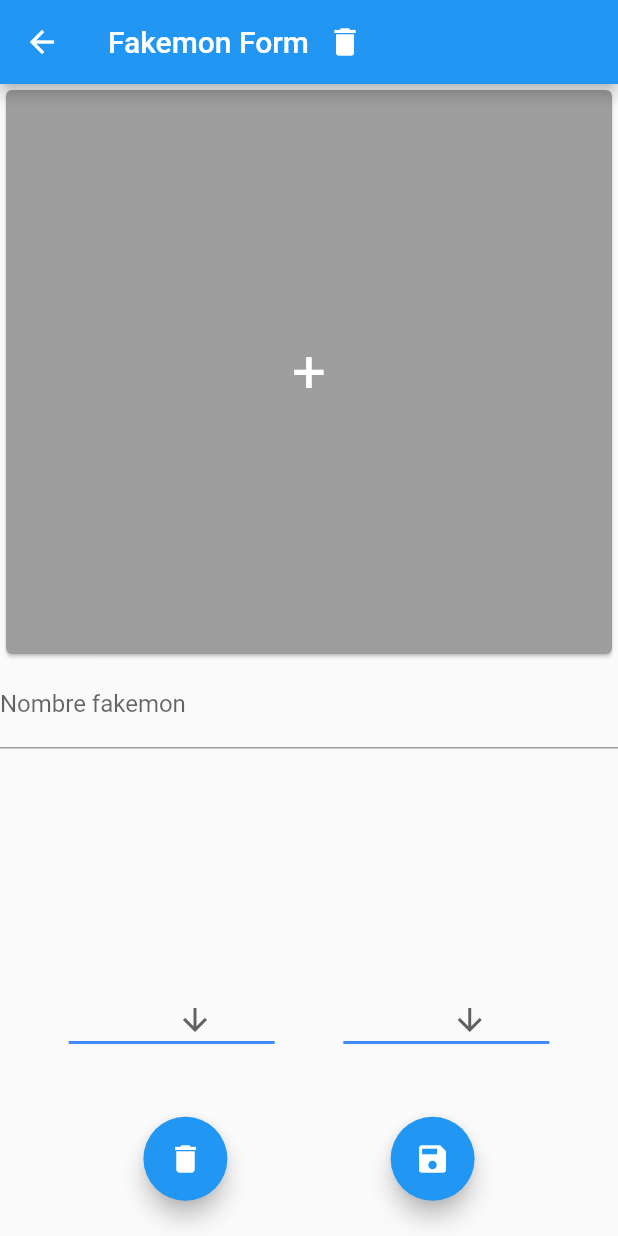
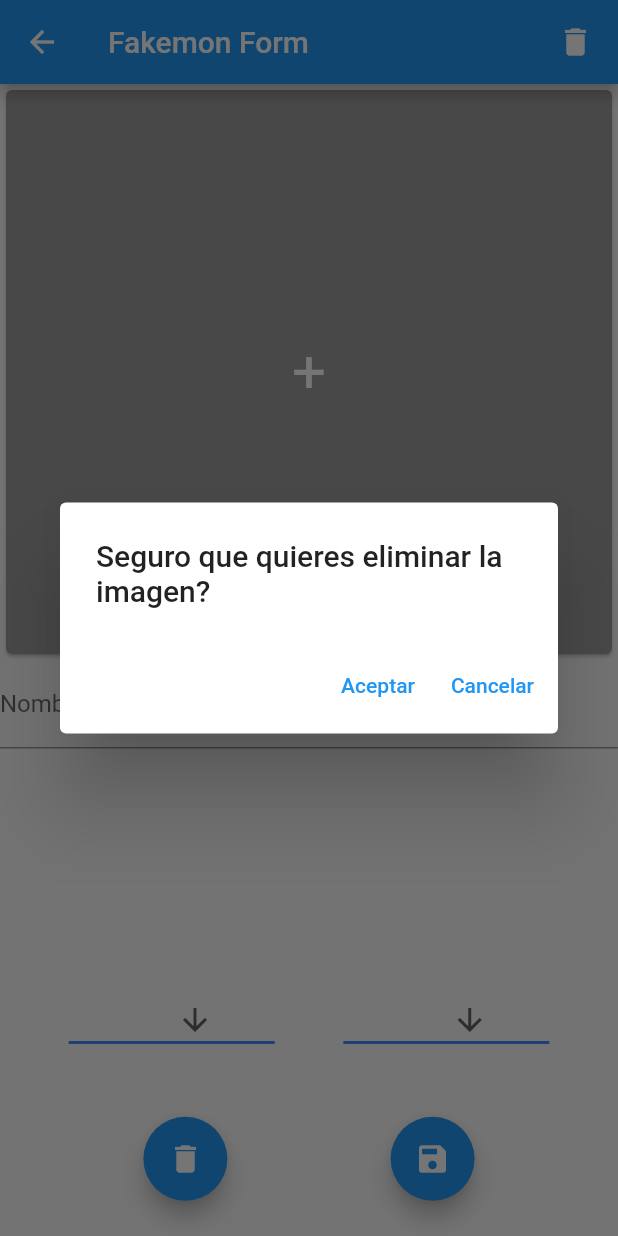
Before and after one commit to Iceyclizz/angel_raul_alec_pokedex, a Flutter app: the Fakemonform screen opened by its route, after a tap on the "delete" icon, on a phone screen of 412 x 824 dp. Run offline on Flutter 3.47's test engine with Material 2 defaults, Android fonts, the phone set to English and light mode, and no system bars; our stand-ins replace hive, hive_flutter; accounts and stored records are empty.

```diff
--- a/lib/fakemonform.dart
+++ b/lib/fakemonform.dart
@@ -38,10 +38,21 @@ class _FakemonformState extends State<Fakemonform> {
   Widget build(BuildContext context) {
     return Scaffold(
       appBar: AppBar(
-        title: Row(children: [const Text('Fakemon Form'),IconButton(
+        title: Row(children: [
+          Expanded(flex: 9,child: const Text('Fakemon Form'),)
+          ,Expanded(child:IconButton(
                 icon: const Icon(Icons.delete),
-                onPressed: () {},
-              )],)
+                onPressed: () async{
+if (await _controller.askUserDialog(
+                              context, 'Seguro que quieres eliminar la imagen?')) {
+                                setState(() {
+                                  widget.temppokemon.image =null;
+                                });
+                              }
+                },
+                alignment: Alignment.centerRight,
+              ) ,flex: 1,)
+          ],)
 
       ),
       body: Form(
@@ -199,7 +210,7 @@ class _FakemonformState extends State<Fakemonform> {
                     child: FloatingActionButton(
                         onPressed: () async {
                           if (await _controller.askUserDialog(
-                              context, 'Seguro que quieres eliminar')) {
+                              context, 'Seguro que quieres eliminar?')) {
                             if (widget.index != null) {
                               _controller.deletefromlist(
                                   widget.temppokemon.tempPokemonToPokemon(),
--- a/lib/model.dart
+++ b/lib/model.dart
@@ -2,6 +2,7 @@ import 'package:angel_raul_alec_pokedex/pokemon.dart';
 import 'package:angel_raul_alec_pokedex/team.dart';
 import 'package:angel_raul_alec_pokedex/type.dart';
 import 'package:flutter/services.dart';
+import 'package:hive_flutter/hive_flutter.dart';
 
 class Model {
   static final Model _model = Model._internal();
@@ -11,9 +12,9 @@ class Model {
   }
 
   Model._internal();
-  var equipo = <Team>[];
+  List<Team> equipo = <Team>[];
 
-  var tipos = <TypeList, Map<String, List<TypeList>>>{
+  Map<TypeList, Map<String, List<TypeList>>> tipos = <TypeList, Map<String, List<TypeList>>>{
     TypeList.acero: {
       'superefective': [TypeList.fuego, TypeList.lucha, TypeList.tierra],
       'resistant': [
@@ -166,8 +167,8 @@ class Model {
       'immunities': [TypeList.tierra]
     }
   };
-  var fakemon = <Pokemon>[];
-  var pokedex = <Pokemon>[
+  List<Pokemon> fakemon = <Pokemon>[];
+  List<Pokemon> pokedex = <Pokemon>[
     Pokemon(
         no: 1,
         name: 'Bulbasur',
@@ -775,6 +776,8 @@ class Model {
         type1: TypeList.psiquico,
         type2: TypeList.planta),
   ];
+
+
   Future<void> initapp() async {
     for (Pokemon p in pokedex) {
       try {
@@ -785,5 +788,13 @@ class Model {
         print('The image doesnt exist');
       }
     }
+    await Hive.initFlutter();
+    Hive.registerAdapter(PokemonAdapter());
+    Hive.registerAdapter(TypeListAdapter());
+    Hive.registerAdapter(TeamAdapter());
+    Box pocketbox = await Hive.openBox<List<Pokemon>>('pokemons');
+    fakemon = pocketbox.get('fakedex')?.values.toList ?? <Pokemon>[];
+    Box teambox = await Hive.openBox<List<Team>>('equipospokemon');
+    equipo = teambox.get('teams')?.values.toList ?? <Team>[];
   }
 }
```
Also changed, not shown: lib/controller.dart (+18 -0 lines).
